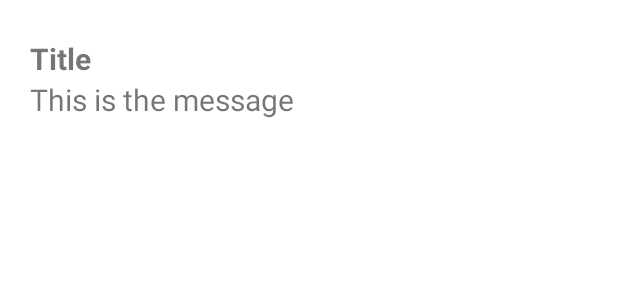
After one commit to CSG3101-AP-Project-5-AR-mHealth/mHealthApp, an Android app: the layout notification.xml on its own in the app's theme, with its tools: preview values and no code run, on a phone screen of 412 x 824 dp. The commit adds this screen. Shown: the top 300 px of the screen. Run offline under Robolectric (Android 15) with nearby library versions, the phone set to English and light mode, and no system bars.

Commit message:
WIP: Adding notification

```diff
--- a/app/src/main/java/com/deanwilsondev/mhealth/MainActivity.kt
+++ b/app/src/main/java/com/deanwilsondev/mhealth/MainActivity.kt
@@ -2,6 +2,7 @@ package com.deanwilsondev.mhealth
 
 import androidx.appcompat.app.AppCompatActivity
 import android.os.Bundle
+import com.deanwilsondev.mhealth.R
 
 class MainActivity : AppCompatActivity() {
     override fun onCreate(savedInstanceState: Bundle?) {
--- /dev/null
+++ b/app/src/main/res/layout/notification.xml
@@ -0,0 +1,34 @@
+<?xml version="1.0" encoding="utf-8"?>
+<RelativeLayout xmlns:android="http://schemas.android.com/apk/res/android"
+    android:layout_width="wrap_content"
+    android:layout_height="wrap_content">
+
+    <RelativeLayout
+        android:layout_width="match_parent"
+        android:layout_height="match_parent"
+        android:padding="10dp">
+
+        <TextView
+            android:id="@+id/title"
+            android:layout_width="wrap_content"
+            android:layout_height="wrap_content"
+            android:text="Title"
+            android:textSize="20sp"
+            android:textStyle="bold"
+            android:layout_marginLeft="10dp"
+            android:layout_marginTop="15dp" />
+
+        <TextView
+            android:id="@+id/message"
+            android:layout_width="wrap_content"
+            android:layout_height="wrap_content"
+            android:text="This is the message"
+            android:textSize="20sp"
+            android:layout_below="@+id/title"
+            android:layout_marginLeft="10dp"
+             />
+
+
+    </RelativeLayout>
+
+</RelativeLayout>
--- a/build.gradle
+++ b/build.gradle
@@ -13,6 +13,7 @@ buildscript {
     }
 }
 
+
 task clean(type: Delete) {
     delete rootProject.buildDir
 }
```
Also changed, not shown: app/build.gradle (+10 -0 lines), app/src/main/AndroidManifest.xml (+19 -1 lines), app/src/main/java/com/deanwilsondev/mhealth/MyFirebaseMessagingService.kt (added, +68 -0 lines), app/src/main/res/layout/activity_main.xml (+13 -1 lines), 3 other files.
